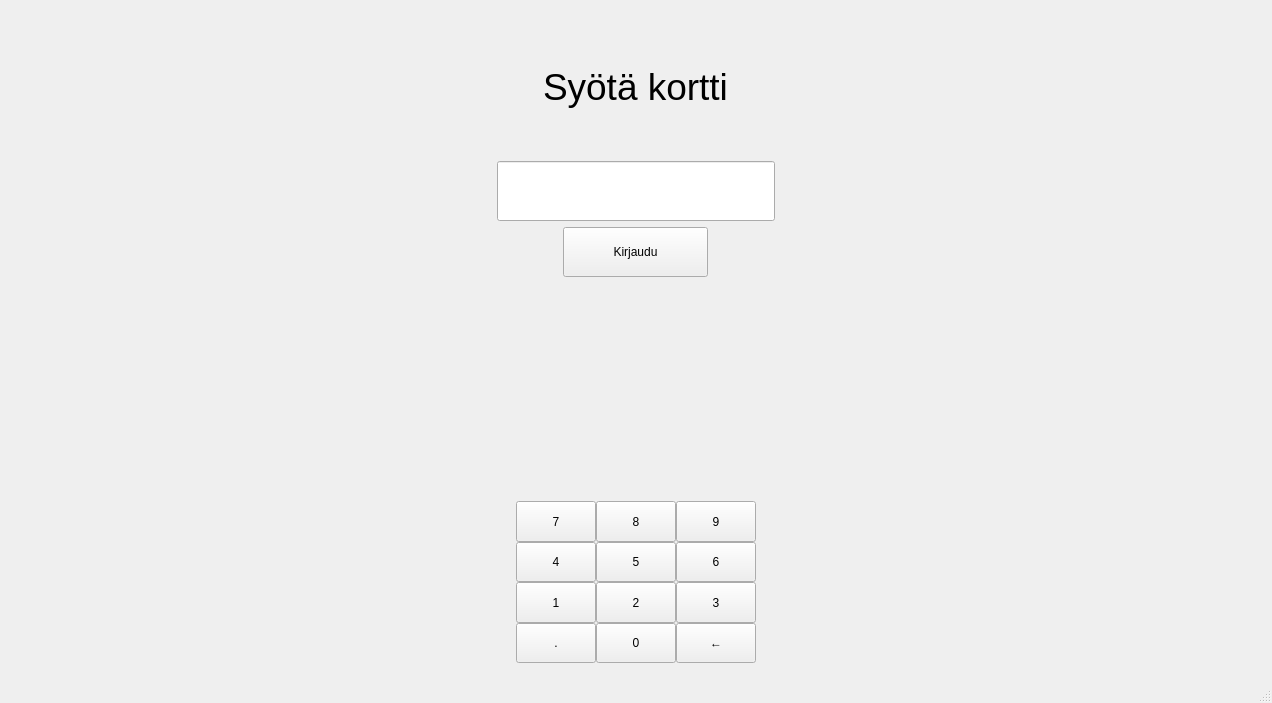
This is qt_frontend/BankSimul/mainwindow.ui in jerpism/banksimul_testdev as Qt 5 draws it before an edit. The edited form follows.
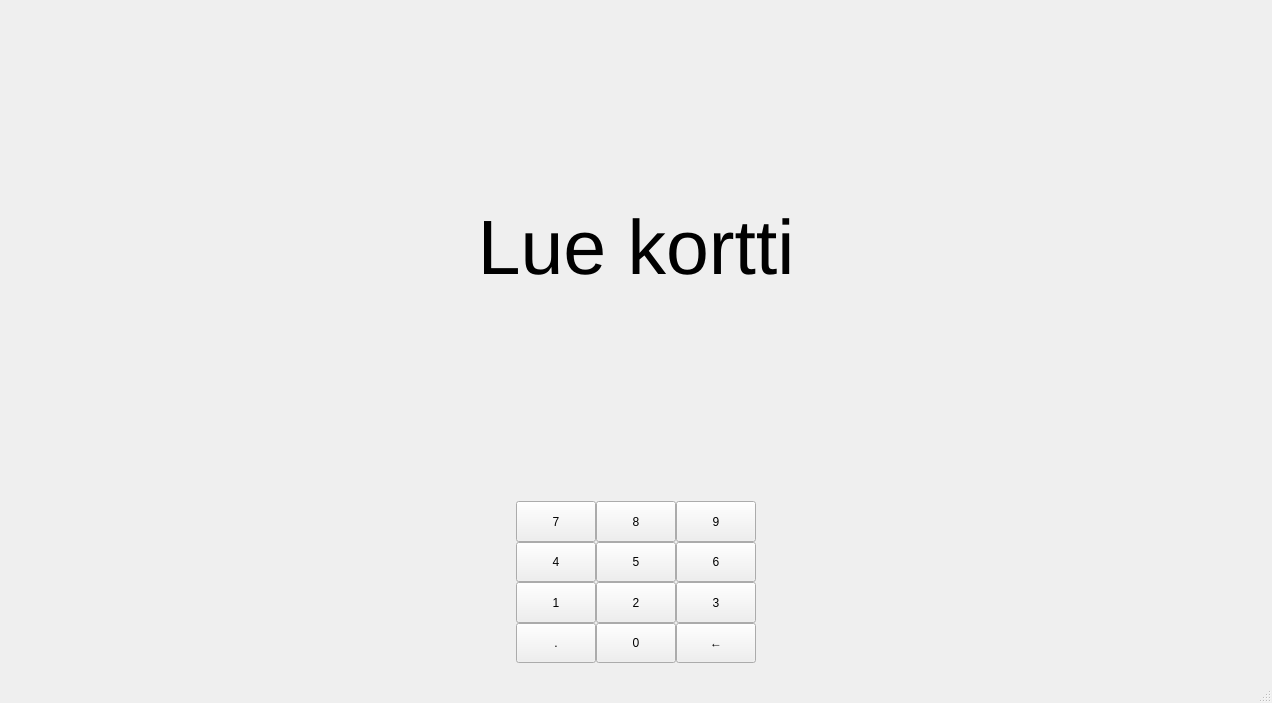
This is the edited form. The open tabs and pages were chosen to show the change.

Commit message: Add serial port reader library and page before card is read

```diff
--- a/qt_frontend/BankSimul/mainwindow.ui
+++ b/qt_frontend/BankSimul/mainwindow.ui
@@ -63,7 +63,7 @@
            </font>
           </property>
           <property name="text">
-           <string>Syötä kortti</string>
+           <string>Syötä PIN-koodi</string>
           </property>
          </widget>
         </item>
@@ -1188,6 +1188,26 @@
         </item>
        </layout>
       </widget>
+      <widget class="QWidget" name="showBalancePage"/>
+      <widget class="QWidget" name="insertCardPage">
+       <layout class="QGridLayout" name="gridLayout_11">
+        <item row="0" column="0">
+         <widget class="QLabel" name="cardLabel">
+          <property name="font">
+           <font>
+            <pointsize>58</pointsize>
+           </font>
+          </property>
+          <property name="text">
+           <string>Lue kortti</string>
+          </property>
+          <property name="alignment">
+           <set>Qt::AlignCenter</set>
+          </property>
+         </widget>
+        </item>
+       </layout>
+      </widget>
      </widget>
     </item>
     <item row="1" column="0" alignment="Qt::AlignHCenter">
```
The commit also changes 8 other files.
